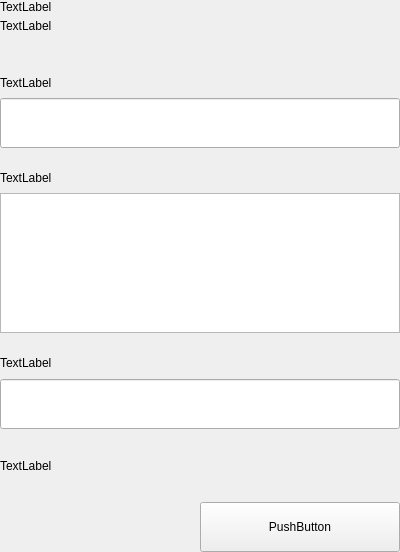
Above: src/qt/vitae/settings/forms/settingssignmessagewidgets.ui from VitaeTeam/Vitae before the change. Below: the same form after it.
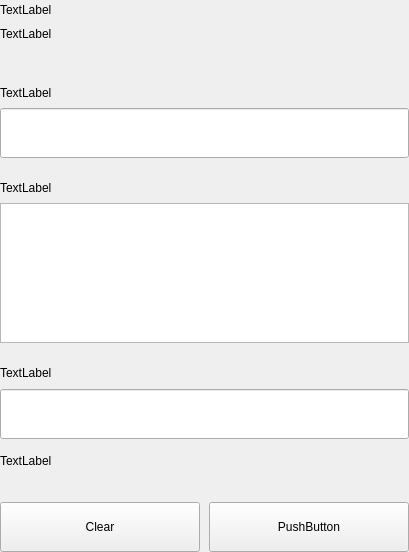
That is the form after the change.

Commit message:
[GUI] settings sign screen addresses dropdown connected.
# Conflicts:
#	src/qt/vitae/settings/settingssignmessagewidgets.h

What changed in the file:
```diff
--- a/src/qt/vitae/settings/forms/settingssignmessagewidgets.ui
+++ b/src/qt/vitae/settings/forms/settingssignmessagewidgets.ui
@@ -97,10 +97,23 @@
          </spacer>
         </item>
         <item>
+         <widget class="QWidget" name="containerAddress" native="true">
          <layout class="QHBoxLayout" name="horizontalLayout_6" stretch="2">
           <property name="spacing">
            <number>0</number>
           </property>
+           <property name="leftMargin">
+            <number>0</number>
+           </property>
+           <property name="topMargin">
+            <number>0</number>
+           </property>
+           <property name="rightMargin">
+            <number>0</number>
+           </property>
+           <property name="bottomMargin">
+            <number>0</number>
+           </property>
           <item>
            <layout class="QVBoxLayout" name="verticalLayout_7">
             <property name="spacing">
@@ -144,6 +157,7 @@
            </layout>
           </item>
          </layout>
+         </widget>
         </item>
         <item>
          <spacer name="verticalSpacer_3">
@@ -278,22 +292,6 @@
           </layout>
          </widget>
         </item>
-        <item>
-         <spacer name="verticalSpacer_5">
-          <property name="orientation">
-           <enum>Qt::Vertical</enum>
-          </property>
-          <property name="sizeType">
-           <enum>QSizePolicy::Fixed</enum>
-          </property>
-          <property name="sizeHint" stdset="0">
-           <size>
-            <width>20</width>
-            <height>20</height>
-           </size>
-          </property>
-         </spacer>
-        </item>
         <item>
          <widget class="QLabel" name="statusLabel_SM">
           <property name="text">
@@ -319,6 +317,9 @@
         </item>
         <item>
          <layout class="QHBoxLayout" name="horizontalLayout_7">
+          <property name="spacing">
+           <number>9</number>
+          </property>
           <item>
            <spacer name="horizontalSpacer_5">
             <property name="orientation">
@@ -335,6 +336,19 @@
             </property>
            </spacer>
           </item>
+          <item>
+           <widget class="QPushButton" name="pushButtonClear">
+            <property name="minimumSize">
+             <size>
+              <width>200</width>
+              <height>50</height>
+             </size>
+            </property>
+            <property name="text">
+             <string>Clear</string>
+            </property>
+           </widget>
+          </item>
           <item>
            <widget class="QPushButton" name="pushButtonSave">
             <property name="minimumSize">
```
Lines whose indentation alone changed are shown as unchanged. The commit also changes 5 other files.
